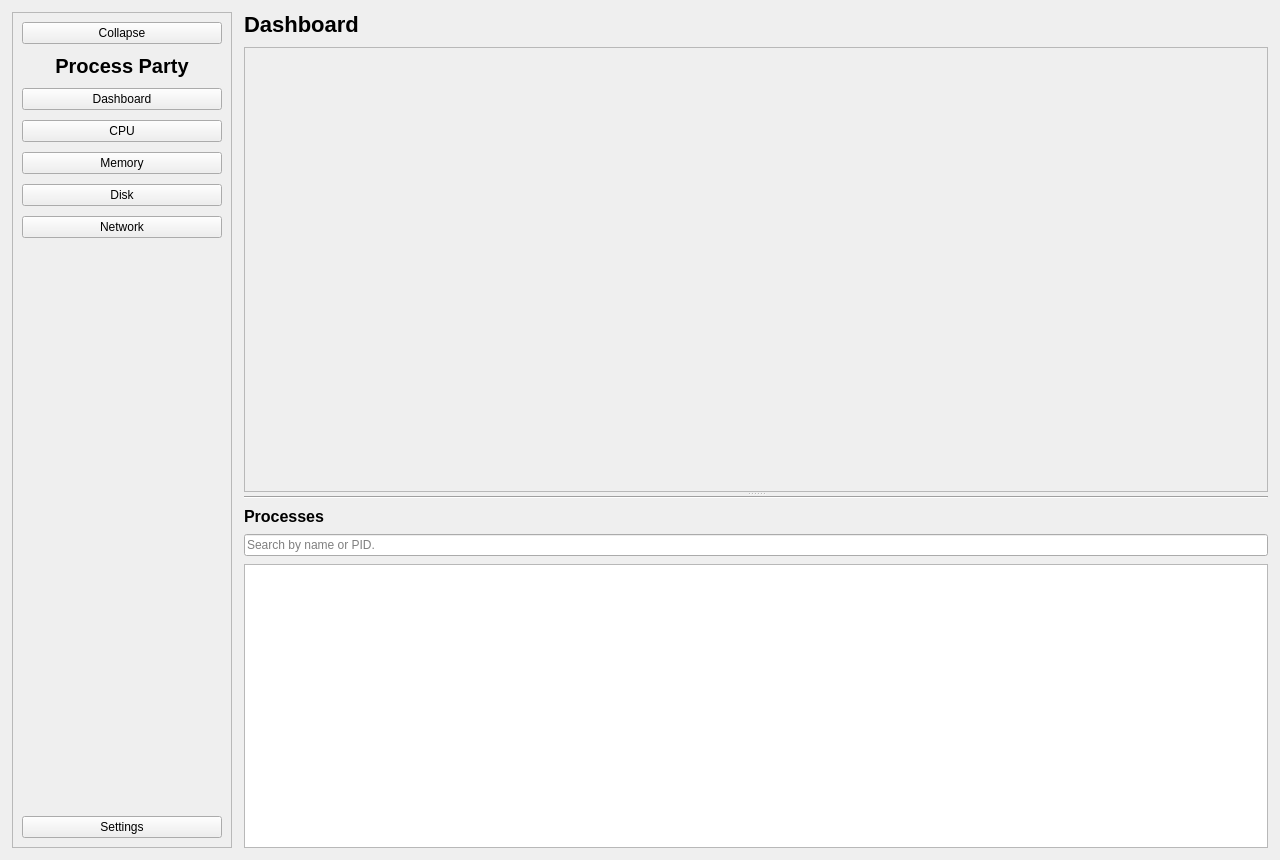
First picture: the form in mainwindow.ui, repository shiro-han/Process-Party, before the edit.
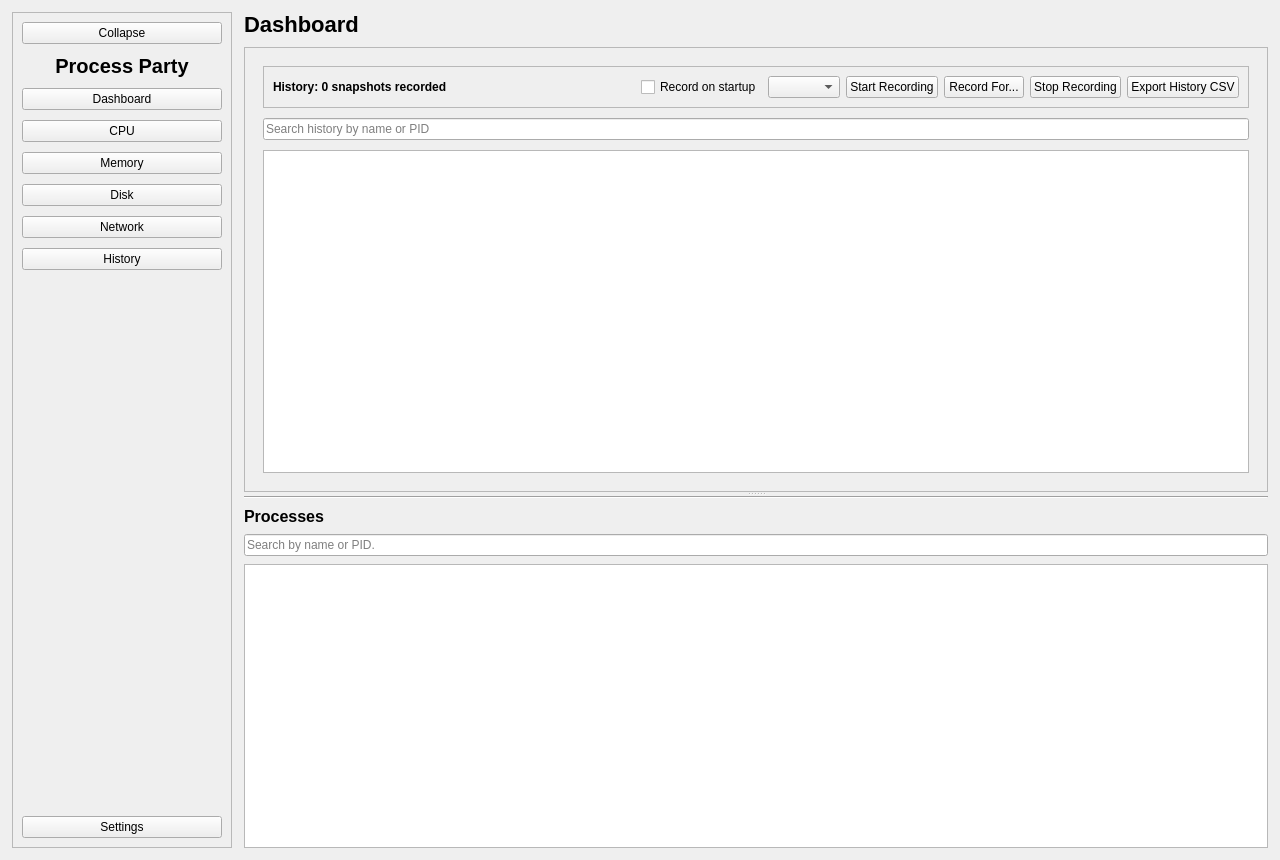
Second picture: the form after the edit. The open tabs and pages were chosen to show the change.

Commit message: Add history sessions, timed recording, history sorting, and graph legend fixes

The edit to the form file:
```diff
--- a/mainwindow.ui
+++ b/mainwindow.ui
@@ -113,6 +113,14 @@
          </property>
         </widget>
        </item>
+       
+       <item>
+        <widget class="QPushButton" name="historyButton">
+          <property name="text">
+            <string>History</string>
+          </property>
+        </widget>
+      </item>
 
        <!-- Spacer to push Settings to bottom -->
        <item>
@@ -1042,11 +1050,109 @@
                </item>
               </layout>
              </widget>
-            </widget>
-           </item>
-          </layout>
-         </widget>
-        </widget>
+
+                <widget class="QWidget" name="historyPage">
+                   <layout class="QVBoxLayout" name="historyPageLayout">
+                    <property name="spacing">
+                     <number>10</number>
+                    </property>
+
+                    <item>
+                     <widget class="QFrame" name="historySummaryFrame">
+                      <property name="frameShape">
+                       <enum>QFrame::StyledPanel</enum>
+                      </property>
+                      <layout class="QHBoxLayout" name="historySummaryLayout">
+                       <item>
+                        <widget class="QLabel" name="historySummaryLabel">
+                         <property name="text">
+                          <string>History: 0 snapshots recorded</string>
+                         </property>
+                         <property name="styleSheet">
+                          <string notr="true">font-weight: bold;</string>
+                         </property>
+                        </widget>
+                       </item>
+                       <item>
+                        <spacer name="historySummarySpacer">
+                         <property name="orientation">
+                          <enum>Qt::Horizontal</enum>
+                         </property>
+                         <property name="sizeHint" stdset="0">
+                          <size>
+                           <width>40</width>
+                           <height>20</height>
+                          </size>
+                         </property>
+                        </spacer>
+                       </item>
+                       
+                       <item>
+                         <widget class="QCheckBox" name="historyRecordOnStartupCheckBox">
+                          <property name="text">
+                           <string>Record on startup</string>
+                          </property>
+                         </widget>
+                       </item>
+                       
+                       <item>
+                         <widget class="QComboBox" name="historySessionComboBox"/>
+                        </item>
+                       
+                       <item>
+                        <widget class="QPushButton" name="historyStartButton">
+                         <property name="text">
+                          <string>Start Recording</string>
+                         </property>
+                        </widget>
+                       </item>
+                       
+                      <item>
+                       <widget class="QPushButton" name="historyRecordForButton">
+                        <property name="text">
+                         <string>Record For...</string>
+                        </property>
+                       </widget>
+                      </item>
+
+                      <item>
+                        <widget class="QPushButton" name="historyStopButton">
+                          <property name="text">
+                            <string>Stop Recording</string>
+                          </property>
+                        </widget>
+                      </item>
+
+                        <item>
+                         <widget class="QPushButton" name="historyExportButton">
+                          <property name="text">
+                           <string>Export History CSV</string>
+                          </property>
+                         </widget>
+                        </item>
+                      </layout>
+                     </widget>
+                    </item>
+
+                    <item>
+                     <widget class="QLineEdit" name="historySearchBar">
+                      <property name="placeholderText">
+                       <string>Search history by name or PID</string>
+                      </property>
+                     </widget>
+                    </item>
+
+                    <item>
+                     <widget class="QTableWidget" name="historyTable"/>
+                    </item>
+                   </layout>
+                  </widget>
+                </widget>
+              </item>
+            </layout>
+          </widget>
+        </widget>
+      
         <widget class="QWidget" name="processPane">
          <layout class="QVBoxLayout" name="processPaneLayout">
           <property name="spacing">
```
Left out of the diff: 1 changed line with no effect on the pictures. Lines whose indentation alone changed are shown as unchanged. The commit also changes 5 other files.
